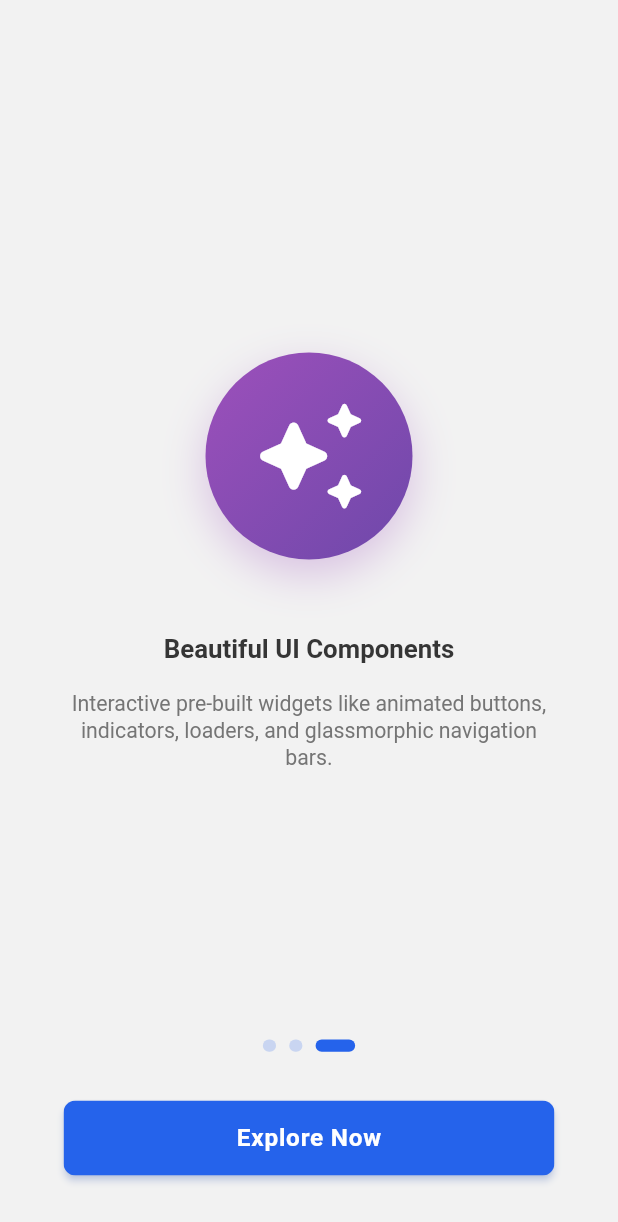
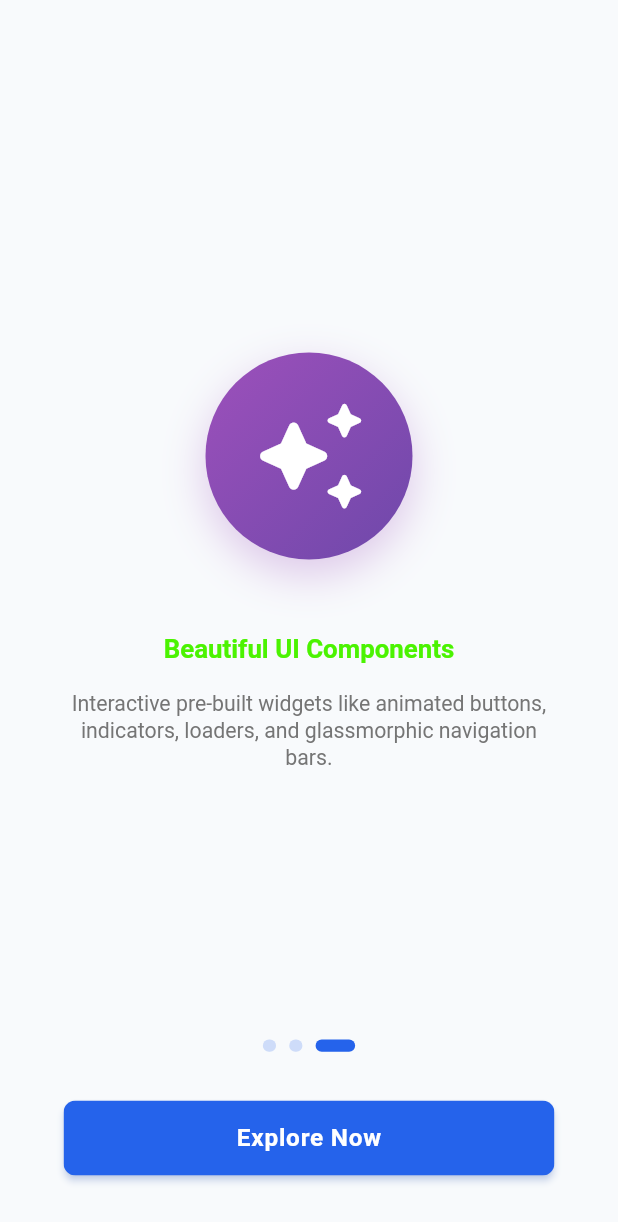
Before and after one commit to parentroots/getx, a Flutter app: the screen it shows after launch, swiped to page 3, on a phone screen of 412 x 824 dp. Shown: the top 1222 px of the screen. Run offline on Flutter 3.47's test engine with Material 3 defaults, Android fonts, the phone set to English and light mode, and no system bars; our stand-ins replace cached_network_image, connectivity_plus, country_picker, dio, file_picker, firebase_core and 14 more; accounts and stored records are empty; network calls fail.

Commit message:
theme add

```diff
--- a/lib/component/button/common_button.dart
+++ b/lib/component/button/common_button.dart
@@ -2,6 +2,7 @@ import 'dart:ui';
 import 'package:flutter/material.dart';
 import 'package:flutter_screenutil/flutter_screenutil.dart';
 import 'package:getx_template/utils/constants/app_colors.dart';
+import 'package:getx_template/utils/extensions/context_extensions.dart';
 
 
 class CommonButton extends StatefulWidget {
@@ -101,7 +102,7 @@ class _CommonButtonState extends State<CommonButton>
 
   @override
   Widget build(BuildContext context) {
-    final Color resolvedBackgroundColor = widget.buttonColor ?? AppColors.primary;
+    final Color resolvedBackgroundColor = widget.buttonColor ?? context.appColors.primary;
     final Color resolvedTitleColor = widget.titleColor ?? Colors.white;
     final Color resolvedBorderColor = widget.borderColor ??
         (widget.border ? const Color(0xFF16C3C1) : Colors.transparent);
--- a/lib/component/layout/common_scaffold.dart
+++ b/lib/component/layout/common_scaffold.dart
@@ -1,6 +1,7 @@
 import 'package:flutter/material.dart';
 import 'package:getx_template/core/theme/app_dimensions.dart';
 import 'package:getx_template/core/theme/app_spacing.dart';
+import 'package:getx_template/utils/extensions/context_extensions.dart';
 
 class CommonScaffold extends StatelessWidget {
   const CommonScaffold({
@@ -36,6 +37,7 @@ class CommonScaffold extends StatelessWidget {
     );
 
     return Scaffold(
+      backgroundColor: context.appColors.background,
       key: scaffoldKey,
       appBar: appBar,
       drawer: drawer,
--- a/lib/component/switch/common_switch.dart
+++ b/lib/component/switch/common_switch.dart
@@ -2,6 +2,7 @@ import 'package:flutter/material.dart';
 import 'package:flutter/services.dart';
 import 'package:flutter_screenutil/flutter_screenutil.dart';
 import 'package:getx_template/utils/constants/app_colors.dart';
+import 'package:getx_template/utils/extensions/context_extensions.dart';
 
 /// A premium, highly customizable, and animated toggle switch widget.
 /// Featuring elastic iOS-style thumb stretching, custom inner icons,
@@ -118,9 +119,8 @@ class _CommonSwitchState extends State<CommonSwitch>
     final double resolvedThumbSize = resolvedHeight - 4.r;
     final double maxMove = resolvedWidth - resolvedThumbSize - 6.r;
 
-    final Color resolvedActiveColor = widget.activeColor ?? AppColors.primaryColor;
-    final Color resolvedInactiveColor = widget.inactiveColor ??
-        (isDark ? Colors.grey.shade800 : Colors.grey.shade300);
+    final Color resolvedActiveColor = widget.activeColor ?? context.appColors.primary;
+    final Color resolvedInactiveColor = widget.inactiveColor ?? context.appColors.border;
 
     return GestureDetector(
       onTap: _onTap,
--- a/lib/core/config/app_config.dart
+++ b/lib/core/config/app_config.dart
@@ -2,6 +2,7 @@ class AppConfig {
   const AppConfig({
     this.appName = 'Template',
     this.apiBaseUrl = const String.fromEnvironment('API_BASE_URL'),
+    this.apiSocketUrl = const String.fromEnvironment('API_SOCKET_URL'),
     this.enableNetworkLogs = const bool.fromEnvironment(
       'ENABLE_NETWORK_LOGS',
       defaultValue: true,
@@ -11,5 +12,6 @@ class AppConfig {
 
   final String appName;
   final String apiBaseUrl;
+  final String apiSocketUrl;
   final bool enableNetworkLogs;
 }
--- a/lib/core/theme/app_theme.dart
+++ b/lib/core/theme/app_theme.dart
@@ -1,39 +1,45 @@
 import 'package:flutter/material.dart';
-
 import 'package:getx_template/core/theme/app_radius.dart';
 import 'package:getx_template/core/theme/app_typography.dart';
 import 'package:getx_template/utils/constants/app_colors.dart';
 
 abstract final class AppTheme {
   static ThemeData get light => _build(
-    brightness: Brightness.light,
-    background: AppColors.textBorder50,
-    surface: AppColors.white,
-    text: AppColors.textBorder900,
-  );
+        brightness: Brightness.light,
+        background: ThemeColor.light.background,
+        surface: ThemeColor.light.surface,
+        text: ThemeColor.light.textColor,
+        primaryColor: ThemeColor.light.primary,
+      );
 
   static ThemeData get dark => _build(
-    brightness: Brightness.dark,
-    background: AppColors.textBorder900,
-    surface: AppColors.textBorder800,
-    text: AppColors.textBorder50,
-  );
+        brightness: Brightness.dark,
+        background: ThemeColor.dark.background,
+        surface: ThemeColor.dark.surface,
+        text: ThemeColor.dark.textColor,
+        primaryColor: ThemeColor.dark.primary,
+      );
 
   static ThemeData _build({
     required Brightness brightness,
     required Color background,
     required Color surface,
     required Color text,
+    required Color primaryColor,
   }) {
+    final isLight = brightness == Brightness.light;
+
     final scheme = ColorScheme.fromSeed(
-      seedColor: AppColors.primary,
+      seedColor: primaryColor,
       brightness: brightness,
-      primary: AppColors.primary,
+      primary: primaryColor,
       surface: surface,
-      error: brightness == Brightness.light ? AppColors.error500 : AppColors.error300,
-      errorContainer: brightness == Brightness.light ? AppColors.error50 : AppColors.error900,
-      tertiary: brightness == Brightness.light ? AppColors.warning500 : AppColors.warning300,
-      secondary: brightness == Brightness.light ? AppColors.success500 : AppColors.success300,
+      error: isLight ? ThemeColor.light.error : ThemeColor.dark.error,
+      errorContainer: isLight
+          ? ThemeColor.light.error.withValues(alpha: 0.1)
+          : ThemeColor.dark.error.withValues(alpha: 0.2),
+      tertiary: isLight ? ThemeColor.light.warning : ThemeColor.dark.warning,
+      secondary: isLight ? ThemeColor.light.success : ThemeColor.dark.success,
     );
 
     return ThemeData(
@@ -78,6 +84,9 @@ abstract final class AppTheme {
           side: BorderSide(color: scheme.outlineVariant),
         ),
       ),
+      extensions: [
+        isLight ? ThemeColor.light : ThemeColor.dark,
+      ],
     );
   }
 }
--- a/lib/features/auth/screen/view/auth_welcome_screen.dart
+++ b/lib/features/auth/screen/view/auth_welcome_screen.dart
@@ -7,6 +7,7 @@ import 'package:getx_template/component/layout/common_text.dart';
 import 'package:getx_template/core/routing/app_routes.dart';
 import 'package:getx_template/core/theme/app_spacing.dart';
 import 'package:getx_template/utils/constants/app_colors.dart';
+import 'package:getx_template/utils/extensions/context_extensions.dart';
 import 'package:getx_template/utils/extensions/screen_extensions.dart';
 
 
@@ -63,9 +64,9 @@ class AuthWelcomeScreen extends StatelessWidget {
 
               Expanded(
                 child: CommonButton(
-                  buttonColor: AppColors.white,
+                  buttonColor: context.appColors.white,
                   border: true,
-                  borderColor: AppColors.primary,
+                  borderColor: context.appColors.primary,
                   titleText: 'Sign-Up',
                   titleColor: Colors.black,
                   onTap: () =>
--- a/lib/features/auth/screen/view/login_screen.dart
+++ b/lib/features/auth/screen/view/login_screen.dart
@@ -61,7 +61,7 @@ class LoginScreen extends StatelessWidget {
                   // Greeting Titles
                   Center(
                     child: CommonText(
-                      color: AppColors.themeSurface(context),
+                      color: context.appColors.textColor,
                       "Welcome Back!",
                       variant: TextVariant.header,
                       weight: TextWeight.bold,
@@ -128,7 +128,7 @@ class LoginScreen extends StatelessWidget {
                             () => CommonSwitch(
                               height: 18.h,
                               width: 40,
-                              activeColor: AppColors.primary,
+                              activeColor: context.appColors.primary,
                               enableHaptic: true,
                               value: controller
                                   .isSwitchOn
@@ -194,7 +194,7 @@ class LoginScreen extends StatelessWidget {
                           child: CommonText(
                           "Sign Up",
                           variant: TextVariant.body,
-                          color: AppColors.primary,
+                          color: context.appColors.primary,
                           weight: TextWeight.bold,
                         ),
                       ),
--- a/lib/features/auth/screen/view/otp_verification_screen.dart
+++ b/lib/features/auth/screen/view/otp_verification_screen.dart
@@ -6,6 +6,7 @@ import 'package:getx_template/component/button/common_button.dart';
 import 'package:getx_template/component/layout/common_text.dart';
 import 'package:getx_template/component/layout/common_scaffold.dart';
 import 'package:getx_template/utils/constants/app_colors.dart';
+import 'package:getx_template/utils/extensions/context_extensions.dart';
 import 'package:getx_template/core/theme/app_spacing.dart';
 import 'package:getx_template/utils/helper/validators.dart';
 import 'package:getx_template/features/auth/screen/controller/auth_controller.dart';
@@ -41,13 +42,13 @@ class OtpVerificationScreen extends StatelessWidget {
 
     final focusedPinTheme = defaultPinTheme.copyWith(
       decoration: defaultPinTheme.decoration?.copyWith(
-        border: Border.all(color: AppColors.primary, width: 2),
+        border: Border.all(color: context.appColors.primary, width: 2),
       ),
     );
 
     final submittedPinTheme = defaultPinTheme.copyWith(
       decoration: defaultPinTheme.decoration?.copyWith(
-        border: Border.all(color: AppColors.primary.withValues(alpha: 0.5)),
+        border: Border.all(color: context.appColors.primary.withValues(alpha: 0.5)),
       ),
     );
 
--- a/lib/features/home/screen/controller/home_controller.dart
+++ b/lib/features/home/screen/controller/home_controller.dart
@@ -3,6 +3,8 @@ import 'package:getx_template/shared/controllers/base_controller.dart';
 
 class HomeController extends BaseController {
   final RxInt selectedIndex = 0.obs;
+  final RxBool isSwitchOn = false.obs;
 
   void changeTab(int index) => selectedIndex.value = index;
+  void toggleSwitch(bool val) => isSwitchOn.value = val;
 }
--- a/lib/features/onboarding/screen/view/onboarding_screen.dart
+++ b/lib/features/onboarding/screen/view/onboarding_screen.dart
@@ -5,6 +5,7 @@ import 'package:getx_template/component/button/common_button.dart';
 import 'package:getx_template/component/layout/common_text.dart';
 import 'package:getx_template/component/layout/common_scaffold.dart';
 import 'package:getx_template/utils/constants/app_colors.dart';
+import 'package:getx_template/utils/extensions/context_extensions.dart';
 import 'package:getx_template/features/onboarding/screen/controller/onboarding_controller.dart';
 
 class OnboardingScreen extends StatelessWidget {
@@ -81,7 +82,7 @@ class OnboardingScreen extends StatelessWidget {
               child: Column(
                 children: [
                   // Page Indicators
-                  Obx(() => _buildIndicators(controller.currentIndex.value)),
+                  Obx(() => _buildIndicators(context, controller.currentIndex.value)),
                   SizedBox(height: 32.h),
 
                   // Next / Explore Now Button
@@ -102,7 +103,7 @@ class OnboardingScreen extends StatelessWidget {
     );
   }
 
-  Widget _buildIndicators(int currentIndex) {
+  Widget _buildIndicators(BuildContext context, int currentIndex) {
     return Row(
       mainAxisAlignment: MainAxisAlignment.center,
       children: List.generate(3, (index) {
@@ -114,8 +115,8 @@ class OnboardingScreen extends StatelessWidget {
           width: isSelected ? 24.w : 8.w,
           decoration: BoxDecoration(
             color: isSelected
-                ? AppColors.primary
-                : AppColors.primary.withOpacity(0.2),
+                ? context.appColors.primary
+                : context.appColors.primary.withOpacity(0.2),
             borderRadius: BorderRadius.circular(4.r),
           ),
         );
--- a/lib/main.dart
+++ b/lib/main.dart
@@ -30,7 +30,7 @@ Future<void> main() async {
       ApiClient.instance.init(config: appConfig, tokenManager: tokenManager);
 
       // Initialize Global Socket Client (connect to a base URL or specific endpoint)
-      SocketClient.instance.init(url: appConfig.apiBaseUrl);
+      SocketClient.instance.init(url: appConfig.apiSocketUrl);
 
       runApp(const StarterApp(config: appConfig));
     },
--- a/lib/utils/constants/app_colors.dart
+++ b/lib/utils/constants/app_colors.dart
@@ -1,149 +1,171 @@
 import 'package:flutter/material.dart';
-import 'package:getx_template/utils/extensions/context_extensions.dart';
 
-class AppColors {
-  AppColors._();
+@immutable
+class ThemeColor extends ThemeExtension<ThemeColor> {
+  const ThemeColor({
+    required this.primary,
+    required this.primaryHover,
+    required this.secondary,
+    required this.background,
+    required this.surface,
+    required this.surfaceSecondary,
+    required this.border,
+    required this.textColor,
+    required this.textSecondary,
+    required this.textMuted,
+    required this.success,
+    required this.warning,
+    required this.error,
+    required this.info,
+    required this.accent,
+    required this.testColor,
+  });
 
-  // --- Main Colors (Preserved) ---
-  static const Color primary = Color(0xFF2563EB); // Main Primary (Blue)
-  static const Color primaryColor = Color(0xFFFFBF00); // Amber Primary
-  static const Color secondary = Color(0xff454545);
-  static const Color background = Color(0xFFFAFAFA);
-  static const Color transparent = Colors.transparent;
-  static const Color white = Colors.white;
-  static const Color black = Colors.black;
-  static const Color red = Colors.red;
-  static const Color filledColor = Color(0xFFe7e7e7);
-  static const Color textFiledColor = Color(0xFF979797);
-  static const Color blueLight = Color(0xffe8e8f5);
-  static const Color primaryGrey = Color(0xFF757680);
-  static const Color backGroundColor = Color(0xfffbf4f9);
-  static const Color greyColor = Color(0xFF6B7280);
+  final Color primary;
+  final Color primaryHover;
+  final Color secondary;
+  final Color background;
+  final Color surface;
+  final Color surfaceSecondary;
+  final Color border;
+  final Color textColor;
+  final Color textSecondary;
+  final Color textMuted;
+  final Color success;
+  final Color warning;
+  final Color error;
+  final Color info;
+  final Color accent;
+  final Color testColor;
 
-  // Status & Highlight Colors (Preserved fallback)
-  static const Color accent = Color(0xFFF59E0B);
-  static const Color success = Color(0xFF16A34A);
-  static const Color warning = Color(0xFFF97316);
-  static const Color error = Color(0xFFDC2626);
-  static const Color info = Color(0xFF0284C7);
+  // ── Dark ===============================================
+  static const ThemeColor dark = ThemeColor(
+    primary: Color(0xFF3B82F6),
+    primaryHover: Color(0xFF60A5FA),
+    secondary: Color(0xFF94A3B8),
+    background: Color(0xFF0B1329),
+    surface: Color(0xFF111827),
+    surfaceSecondary: Color(0xFF1F2937),
+    border: Color(0xFF374151),
+    textColor: Color(0xFFF40000),
+    textSecondary: Color(0xFF94A3B8),
+    textMuted: Color(0xFF64748B),
+    success: Color(0xFF10B981),
+    warning: Color(0xFFFBBF24),
+    error: Color(0xFFF43F5E),
+    info: Color(0xFF38BDF8),
+    accent: Color(0xFF6366F1),
+    testColor: Color(0XFF4BF301),
+  );
 
-  // Surface & Theme backgrounds (Preserved fallback)
-  static const Color lightBackground = Color(0xFFF8FAFC);
-  static const Color lightSurface = Colors.white;
-  static const Color darkBackground = Color(0xFF0B1120);
-  static const Color darkSurface = Color(0xFF111827);
+  // ── Light ==============================================
+  static const ThemeColor light = ThemeColor(
+    primary: Color(0xFF2563EB),
+    primaryHover: Color(0xFF1D4ED8),
+    secondary: Color(0xFF475569),
+    background: Color(0xFFF8FAFC),
+    surface: Color(0xFFFFFFFF),
+    surfaceSecondary: Color(0xFFF1F5F9),
+    border: Color(0xFFE2E8F0),
+    textColor: Color(0xFF4BF301),
+    textSecondary: Color(0xFF64748B),
+    textMuted: Color(0xFF94A3B8),
+    success: Color(0xFF059669),
+    warning: Color(0xFFF59E0B),
+    error: Color(0xFFE11D48),
+    info: Color(0xFF0284C7),
+    accent: Color(0xFF4F46E5),
+    testColor: Color(0xFFB700FF),
+  );
 
-  // Text & Border Colors (Preserved fallback)
-  static const Color textDark = Color(0xFF0F172A);
-  static const Color textLight = Color(0xFFF8FAFC);
-  static const Color muted = Color(0xFF64748B);
-  static const Color border = Color(0xFFE2E8F0);
+  // ── Common Colors (Same in both Light and Dark mode) ===
+  Color get transparent => Colors.transparent;
 
+  Color get white => Colors.white;
 
+  Color get black => Colors.black;
 
-  // --- NEW CUSTOM PALETTE ---
+  Color get red => Colors.red;
 
-  // --- Error Shades ---
-  static const Color error50 = Color(0xFFFAE6E6);
-  static const Color error_50 = error50;
-  static const Color error100 = Color(0xFFEFB0B0);
-  static const Color error_100 = error100;
-  static const Color error200 = Color(0xFFE88A8A);
-  static const Color error_200 = error200;
-  static const Color error300 = Color(0xFFDD5454);
-  static const Color error_300 = error300;
-  static const Color error400 = Color(0xFFD63333);
-  static const Color error_400 = error400;
-  static const Color error500 = Color(0xFFCC0000);
-  static const Color error_500 = error500;
-  static const Color error600 = Color(0xFFBA0000);
-  static const Color error_600 = error600;
-  static const Color error700 = Color(0xFF910000);
-  static const Color error_700 = error700;
-  static const Color error800 = Color(0xFF700000);
-  static const Color error_800 = error800;
-  static const Color error900 = Color(0xFF560000);
-  static const Color error_900 = error900;
+  @override
+  ThemeColor copyWith({
+    Color? primary,
+    Color? primaryHover,
+    Color? secondary,
+    Color? background,
+    Color? surface,
+    Color? surfaceSecondary,
+    Color? border,
+    Color? textColor,
+    Color? textSecondary,
+    Color? textMuted,
+    Color? success,
+    Color? warning,
+    Color? error,
+    Color? info,
+    Color? accent,
+    Color? testColor,
+  }) {
+    return ThemeColor(
+      primary: primary ?? this.primary,
+      primaryHover: primaryHover ?? this.primaryHover,
+      secondary: secondary ?? this.secondary,
+      background: background ?? this.background,
+      surface: surface ?? this.surface,
+      surfaceSecondary:
+          surfaceSecondary ?? this.surfaceSecondary,
+      border: border ?? this.border,
+      textColor: textColor ?? this.textColor,
+      textSecondary: textSecondary ?? this.textSecondary,
+      textMuted: textMuted ?? this.textMuted,
+      success: success ?? this.success,
+      warning: warning ?? this.warning,
+      error: error ?? this.error,
+      info: info ?? this.info,
+      accent: accent ?? this.accent,
+      testColor: testColor ?? this.testColor,
+    );
+  }
 
-  // --- Warning Shades ---
-  static const Color warning50 = Color(0xFFFBFBE8);
-  static const Color warning_50 = warning50;
-  static const Color warning100 = Color(0xFFF1F2B6);
-  static const Color warning_100 = warning100;
-  static const Color warning200 = Color(0xFFEAEC93);
-  static const Color warning_200 = warning200;
-  static const Color warning300 = Color(0xFFE1E362);
-  static const Color warning_300 = warning300;
-  static const Color warning400 = Color(0xFFDBDD44);
-  static const Color warning_400 = warning400;
-  static const Color warning500 = Color(0xFFD2D515);
-  static const Color warning_500 = warning500;
-  static const Color warning600 = Color(0xFFBFC213);
-  static const Color warning_600 = warning600;
-  static const Color warning700 = Color(0xFF95970F);
-  static const Color warning_700 = warning700;
-  static const Color warning800 = Color(0xFF74750C);
-  static const Color warning_800 = warning800;
-  static const Color warning900 = Color(0xFF585909);
-  static const Color warning_900 = warning900;
-
-  // --- Success Shades ---
-  static const Color success50 = Color(0xFFE9F7F5);
-  static const Color success_50 = success50;
-  static const Color success100 = Color(0xFFBAE7DE);
-  static const Color success_100 = success100;
-  static const Color success200 = Color(0xFF98DCCF);
-  static const Color success_200 = success200;
-  static const Color success300 = Color(0xFF69CCB9);
-  static const Color success_300 = success300;
-  static const Color success400 = Color(0xFF4CC2AB);
-  static const Color success_400 = success400;
-  static const Color success500 = Color(0xFF1FB396);
-  static const Color success_500 = success500;
-  static const Color success600 = Color(0xFF1CA389);
-  static const Color success_600 = success600;
-  static const Color success700 = Color(0xFF167F6B);
-  static const Color success_700 = success700;
-  static const Color success800 = Color(0xFF116253);
-  static const Color success_800 = success800;
-  static const Color success900 = Color(0xFF0D4B3F);
-  static const Color success_900 = success900;
-
-  // --- Text & Border (Neutral) Shades ---
-  static const Color textBorder50 = Color(0xFFF2F2F2);
-  static const Color text_border_50 = textBorder50;
-  static const Color textBorder100 = Color(0xFFD7D7D7);
-  static const Color text_border_100 = textBorder100;
-  static const Color textBorder200 = Color(0xFFC3C3C3);
-  static const Color text_border_200 = textBorder200;
-  static const Color textBorder300 = Color(0xFFA8A8A8);
-  static const Color text_border_300 = textBorder300;
-  static const Color textBorder400 = Color(0xFF979797);
-  static const Color text_border_400 = textBorder400;
-  static const Color textBorder500 = Color(0xFF7D7D7D);
-  static const Color text_border_500 = textBorder500;
-  static const Color textBorder600 = Color(0xFF727272);
-  static const Color text_border_600 = textBorder600;
-  static const Color textBorder700 = Color(0xFF595959);
-  static const Color text_border_700 = textBorder700;
-  static const Color textBorder800 = Color(0xFF454545);
-  static const Color text_border_800 = textBorder800;
-  static const Color textBorder900 = Color(0xFF353535);
-  static const Color text_border_900 = textBorder900;
-
-
-
-  static Color themeBackground(BuildContext context) =>
-      context.isDarkMode ? textBorder900 : textBorder50;
-
-  static Color themeSurface(BuildContext context) =>
-      context.isDarkMode ? textBorder800 : white;
-
-  static Color themeText(BuildContext context) =>
-      context.isDarkMode ? textBorder50 : textBorder900;
-
-  static Color themeBorder(BuildContext context) =>
-      context.isDarkMode ? textBorder700 : textBorder100;
-
-
+  @override
+  ThemeColor lerp(
+    ThemeExtension<ThemeColor>? other,
+    double t,
+  ) {
+    if (other is! ThemeColor) return this;
+    return ThemeColor(
+      primary: Color.lerp(primary, other.primary, t)!,
+      primaryHover: Color.lerp(
+        primaryHover,
+        other.primaryHover,
+        t,
+      )!,
+      secondary: Color.lerp(secondary, other.secondary, t)!,
+      background: Color.lerp(
+        background,
+        other.background,
+        t,
+      )!,
+      surface: Color.lerp(surface, other.surface, t)!,
+      surfaceSecondary: Color.lerp(
+        surfaceSecondary,
+        other.surfaceSecondary,
+        t,
+      )!,
+      border: Color.lerp(border, other.border, t)!,
+      textColor: Color.lerp(textColor, other.textColor, t)!,
+      textSecondary: Color.lerp(
+        textSecondary,
+        other.textSecondary,
+        t,
+      )!,
+      textMuted: Color.lerp(textMuted, other.textMuted, t)!,
+      success: Color.lerp(success, other.success, t)!,
+      warning: Color.lerp(warning, other.warning, t)!,
+      error: Color.lerp(error, other.error, t)!,
+      info: Color.lerp(info, other.info, t)!,
+      accent: Color.lerp(accent, other.accent, t)!,
+      testColor: Color.lerp(testColor, other.testColor, t)!,
+    );
+  }
 }
--- a/lib/utils/extensions/context_extensions.dart
+++ b/lib/utils/extensions/context_extensions.dart
@@ -1,4 +1,5 @@
 import 'package:flutter/material.dart';
+import 'package:getx_template/utils/constants/app_colors.dart';
 
 /// A set of premium, high-readability extensions on [BuildContext]
 /// to write clean, concise layout code.
@@ -27,4 +28,7 @@ extension ContextExtensions on BuildContext {
 
   /// Check if dark mode is active.
   bool get isDarkMode => theme.brightness == Brightness.dark;
+
+  /// Access namespaced responsive theme colors via the unified [ThemeColor] extension.
+  ThemeColor get appColors => Theme.of(this).extension<ThemeColor>()!;
 }
```
Also changed, not shown: lib/component/dialogs/common_dialog.dart (+9 -8 lines), lib/component/layout/common_drawer.dart (+5 -6 lines), lib/component/main_bottom_nav/main_bottom_nav_bar.dart (+6 -8 lines), lib/component/text_field/common_text_field.dart (+5 -4 lines), lib/core/network/socket_client.dart (+6 -4 lines), lib/features/home/screen/view/home_screen.dart (+51 -51 lines).
